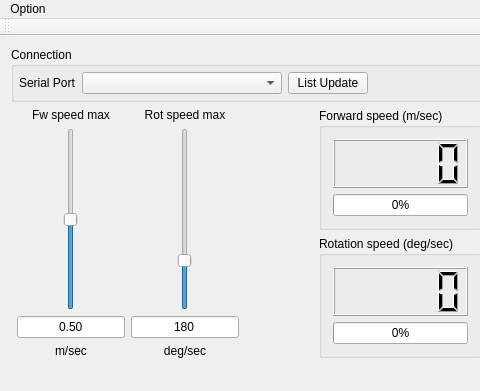
Qt form qt_simple_unav_console/mainwindow.ui (officinerobotiche/simple_unav_console) before a commit; both pictures show x 0 to 480 and y 0 to 391 of the 755 by 391 pixel window.
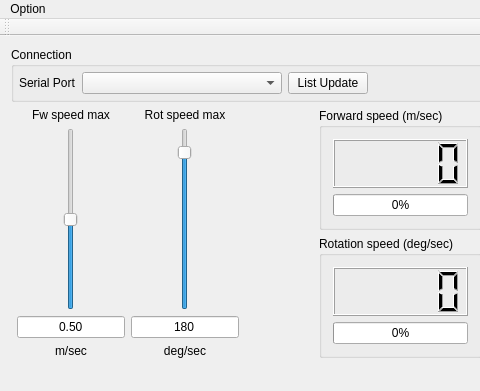
The same form after that commit. Custom widgets are drawn as their Qt base class.

Diff of the .ui file:
```diff
--- a/qt_simple_unav_console/mainwindow.ui
+++ b/qt_simple_unav_console/mainwindow.ui
@@ -7,7 +7,7 @@
     <x>0</x>
     <y>0</y>
     <width>755</width>
-    <height>377</height>
+    <height>391</height>
    </rect>
   </property>
   <property name="windowTitle">
@@ -70,7 +70,7 @@
         <item>
          <widget class="QSlider" name="verticalSlider_max_rot_speed">
           <property name="maximum">
-           <number>7200</number>
+           <number>2000</number>
           </property>
           <property name="singleStep">
            <number>100</number>
```
Left out of the diff: 2 changed lines with no effect on the pictures.
